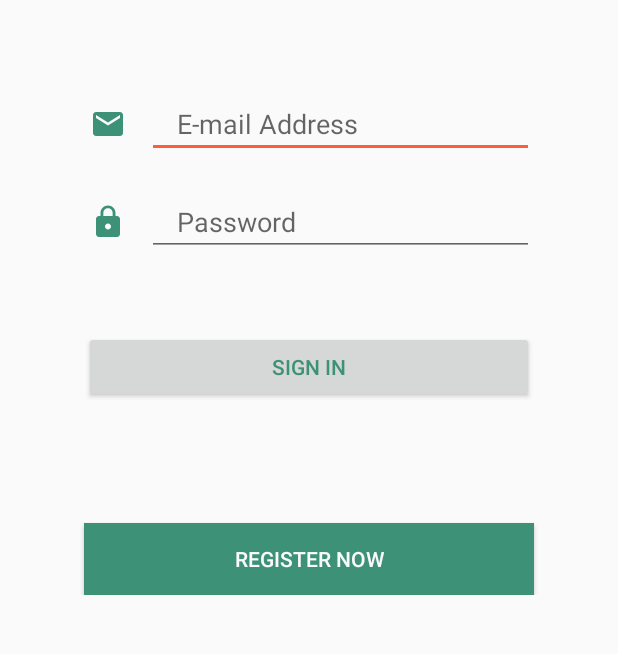
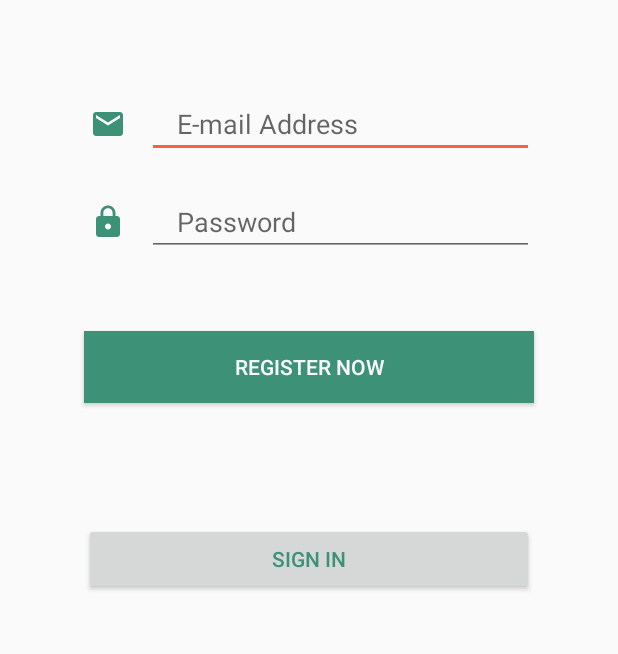
Before and after one commit to Lalita076/Qdentify, an Android app: the screen it shows after launch (LoginActivity before the commit, RegisterActivity after it), after a tap on "REGISTER NOW", on a phone screen of 412 x 824 dp, the part 333-987 px from its top. Run offline under Robolectric (Android 15) with nearby library versions, the phone set to English and light mode, and no system bars; our stand-ins replace Firebase (no records; nobody signed in at launch, a user with empty details on screens opened directly).

Commit message:
update siginActivity registerActivity

```diff
--- a/Q8/app/src/main/AndroidManifest.xml
+++ b/Q8/app/src/main/AndroidManifest.xml
@@ -34,16 +34,14 @@
         <activity android:name=".activity.LastTreatActivity" />
         <activity android:name=".activity.EditCareGiverActivity" />
         <activity android:name=".activity.AddLastTreateActivity" />
-        <activity android:name=".activity.RegisterActivity">
+        <activity android:name=".activity.RegisterActivity"/>
+        <activity android:name=".activity.LoginActivity">
             <intent-filter>
                 <action android:name="android.intent.action.MAIN" />
 
                 <category android:name="android.intent.category.LAUNCHER" />
             </intent-filter>
         </activity>
-        <activity android:name=".activity.LoginActivity">
-
-        </activity>
     </application>
 
 </manifest>
--- a/Q8/app/src/main/java/com/qdentify/mamiew/q8/activity/LoginActivity.java
+++ b/Q8/app/src/main/java/com/qdentify/mamiew/q8/activity/LoginActivity.java
@@ -25,7 +25,7 @@ import com.qdentify.mamiew.q8.dao.UserDataModel;
 
 public class LoginActivity extends AppCompatActivity implements View.OnClickListener {
     Button btnToRegister, btnSignIn;
-    EditText etPassword,etEmail;
+    EditText etPassword, etEmail;
 
     ProgressDialog progressDialog;
 
@@ -39,53 +39,54 @@ public class LoginActivity extends AppCompatActivity implements View.OnClickList
         progressDialog = new ProgressDialog(this);
         firebaseAuth = FirebaseAuth.getInstance();
 
-        if(firebaseAuth.getCurrentUser() !=null){
+        if (firebaseAuth.getCurrentUser() != null) {
             finish();
             startActivity(new Intent(getApplicationContext(), MainActivity.class));
         }
 
         initInstances();
 
+        btnToRegister.setOnClickListener(this);
+        btnSignIn.setOnClickListener(this);
+
     }
 
     private void initInstances() {
 
-        btnToRegister = (Button)findViewById(R.id.btn_register);
-        btnSignIn = (Button)findViewById(R.id.btn_signin);
+        btnToRegister = (Button) findViewById(R.id.btn_register);
+        btnSignIn = (Button) findViewById(R.id.btn_signin);
 
-        etEmail = (EditText)findViewById(R.id.et_mail);
-        etPassword = (EditText)findViewById(R.id.et_password);
-
-        btnToRegister.setOnClickListener(this);
-        btnSignIn.setOnClickListener(this);
+        etEmail = (EditText) findViewById(R.id.et_mail);
+        etPassword = (EditText) findViewById(R.id.et_password);
     }
 
     @Override
     public void onClick(View view) {
-        if(view==btnSignIn){
+        if (view == btnSignIn) {
             signIn();
         }
-        if(view==btnToRegister){
-            startActivity(new Intent(this,RegisterActivity.class));
+        if (view == btnToRegister) {
+            startActivity(new Intent(this, RegisterActivity.class));
 
         }
 
     }
 
     private void signIn() {
-       String email = etEmail.getText().toString().trim();
-       String password = etPassword.getText().toString().trim();
+        String email = etEmail.getText().toString().trim();
+        String password = etPassword.getText().toString().trim();
 
-        if(TextUtils.isEmpty(email)){
+        if (TextUtils.isEmpty(email)) {
             //emial is empty
-            Toast.makeText(this, "Please enter mail", Toast.LENGTH_SHORT).show();;
+            Toast.makeText(this, "Please enter mail", Toast.LENGTH_SHORT).show();
+            ;
             return;
         }
-        if(TextUtils.isEmpty(password)){
-            Toast.makeText(this,"Please enter password",Toast.LENGTH_SHORT).show();
-
+        if (TextUtils.isEmpty(password)) {
+            Toast.makeText(this, "Please enter password", Toast.LENGTH_SHORT).show();
+            return;
         }
-        progressDialog.setMessage("Register User...");
+        progressDialog.setMessage("Login Please Wait");
         progressDialog.show();
 
         firebaseAuth.signInWithEmailAndPassword(email, password)
@@ -93,7 +94,7 @@ public class LoginActivity extends AppCompatActivity implements View.OnClickList
                     @Override
                     public void onComplete(@NonNull Task<AuthResult> task) {
                         progressDialog.dismiss();
-                        if(task.isSuccessful()){
+                        if (task.isSuccessful()) {
                             finish();
                             startActivity(new Intent(getApplicationContext(), MainActivity.class));
                         }
--- a/Q8/app/src/main/java/com/qdentify/mamiew/q8/activity/RegisterActivity.java
+++ b/Q8/app/src/main/java/com/qdentify/mamiew/q8/activity/RegisterActivity.java
@@ -43,8 +43,10 @@ public class RegisterActivity extends AppCompatActivity implements View.OnClickL
             finish();
             startActivity(new Intent(getApplicationContext(), MainActivity.class));
         }
+        initInstances();
+        btnRegister.setOnClickListener(this);
+        btnToSignIn.setOnClickListener(this);
 
-        initInstances();
     }
 
     private void initInstances() {
@@ -56,8 +58,7 @@ public class RegisterActivity extends AppCompatActivity implements View.OnClickL
         etEmail = (EditText)findViewById(R.id.et_mail);
         etPassword = (EditText)findViewById(R.id.et_password);
 
-        btnRegister.setOnClickListener(this);
-        btnToSignIn.setOnClickListener(this);
+
     }
 
     @Override
@@ -87,9 +88,9 @@ public class RegisterActivity extends AppCompatActivity implements View.OnClickL
         }
         if(TextUtils.isEmpty(password)){
             Toast.makeText(this,"Please enter password",Toast.LENGTH_SHORT).show();
-
+            return;
         }
-        progressDialog.setMessage("Register User...");
+        progressDialog.setMessage("Registering please wait..");
         progressDialog.show();
 
         firebaseAuth.createUserWithEmailAndPassword(email, password)
--- a/Q8/app/src/main/java/com/qdentify/mamiew/q8/fragment/TabThreeAccount.java
+++ b/Q8/app/src/main/java/com/qdentify/mamiew/q8/fragment/TabThreeAccount.java
@@ -12,6 +12,7 @@ import android.view.ViewGroup;
 import android.widget.Button;
 import android.widget.EditText;
 import android.widget.TextView;
+import android.widget.Toast;
 
 import com.google.firebase.auth.FirebaseAuth;
 import com.google.firebase.auth.FirebaseUser;
@@ -26,40 +27,39 @@ import com.qdentify.mamiew.q8.activity.LoginActivity;
 import com.qdentify.mamiew.q8.dao.UserDataModel;
 
 public class TabThreeAccount extends Fragment implements View.OnClickListener {
-    private Button btnLogout;
+    //private Button btnLogout;
     private TextView userName, email, address;
 
     private FirebaseDatabase firebaseDatabase;
     private DatabaseReference databaseReference_user;
 
     private FirebaseAuth firebaseAuth;
-
+    private FirebaseUser user;
 
     @Nullable
     @Override
     public View onCreateView(LayoutInflater inflater, @Nullable ViewGroup container, @Nullable Bundle savedInstanceState) {
-        View rootView = inflater.inflate(R.layout.tab_three_account,container,false);
+        View rootView = inflater.inflate(R.layout.tab_three_account, container, false);
 
-        firebaseDatabase = FirebaseDatabase.getInstance();
-        databaseReference_user = firebaseDatabase.getReference().child("user/user-data/user1");
+        //firebaseDatabase = FirebaseDatabase.getInstance();
+        //databaseReference_user = firebaseDatabase.getReference().child("user/user-data/user1");
 
         firebaseAuth = FirebaseAuth.getInstance();
 
-        if(firebaseAuth.getCurrentUser()==null){
-            startActivity(new Intent(getContext(), LoginActivity.class));
+        user = firebaseAuth.getCurrentUser();
 
-        }
-
-        FirebaseUser user = firebaseAuth.getCurrentUser();
+        //Toast.makeText(this,"Welcome "+ user.getEmail(),Toast.LENGTH_SHORT);
 
         initInstances(rootView);
 
+        email.setText(user.getEmail());
+
         //bindingData();
-        bind();
+        //bind();
         return rootView;
     }
 
-    private void bind() {
+    /*private void bind() {
         databaseReference_user.addValueEventListener(new ValueEventListener() {
             @Override
             public void onDataChange(DataSnapshot dataSnapshot) {
@@ -100,18 +100,18 @@ public class TabThreeAccount extends Fragment implements View.OnClickListener {
     */
     private void initInstances(View rootView) {
 
-        email = (TextView)rootView.findViewById(R.id.tv_email);
-        address = (TextView)rootView.findViewById(R.id.tv_address);
+        email = (TextView) rootView.findViewById(R.id.tv_email);
+        address = (TextView) rootView.findViewById(R.id.tv_address);
 
-        btnLogout = (Button)rootView.findViewById(R.id.btn_logout);
-        btnLogout.setOnClickListener(this);
+        //btnLogout = (Button)rootView.findViewById(R.id.btn_logout);
+        //btnLogout.setOnClickListener(this);
+
+
     }
 
     @Override
     public void onClick(View v) {
-        if(v==btnLogout){
-
-        }
+        //if(v==btnLogout){       }
 
     }
 }
--- a/Q8/app/src/main/res/layout/activity_login.xml
+++ b/Q8/app/src/main/res/layout/activity_login.xml
@@ -76,21 +76,21 @@
 
 
         <Button
+            android:id="@+id/btn_signin"
+            android:layout_width="300dp"
+            android:layout_height="wrap_content"
+            android:text="Login"
+            android:textColor="@color/colorWhite"
+            android:background="@color/colorPrimary"
+            android:layout_marginTop="50dp"/>
+
+        <Button
             android:id="@+id/btn_register"
             android:layout_width="300dp"
             android:layout_height="wrap_content"
-            android:text="Sign in"
-            android:textColor="@color/colorPrimary"
-            android:layout_marginTop="50dp"/>
-
-        <Button
-            android:id="@+id/btn_signin"
-            android:layout_width="300dp"
-            android:layout_height="wrap_content"
-            android:background="@color/colorPrimary"
             android:text="Register now"
             android:layout_marginTop="80dp"
-            android:textColor="@color/colorWhite"/>
+            android:textColor="@color/colorPrimary"/>
     </LinearLayout>
 
 </LinearLayout>
--- a/Q8/app/src/main/res/layout/activity_register.xml
+++ b/Q8/app/src/main/res/layout/activity_register.xml
@@ -81,17 +81,16 @@
             android:layout_width="300dp"
             android:layout_height="wrap_content"
             android:text="Register now"
-
-            android:textColor="@color/colorPrimary"
+            android:background="@color/colorPrimary"
+            android:textColor="@color/colorWhite"
             android:layout_marginTop="50dp"/>
 
         <Button
             android:id="@+id/btn_signin"
             android:layout_width="300dp"
             android:layout_height="wrap_content"
-            android:background="@color/colorPrimary"
             android:text="Sign in"
             android:layout_marginTop="80dp"
-            android:textColor="@color/colorWhite"/>
+            android:textColor="@color/colorPrimary"/>
     </LinearLayout>
 </LinearLayout>
--- a/Q8/app/src/main/res/menu/menu_main.xml
+++ b/Q8/app/src/main/res/menu/menu_main.xml
@@ -12,5 +12,10 @@
         android:title=""
         android:icon="@drawable/ic_menu_scanner"
         app:showAsAction="always" />
+    <item
+        android:id="@+id/logout"
+        android:title=""
+        android:icon="@drawable/ic_exit_to_app"
+        app:showAsAction="always"/>
 
 </menu>
--- a/Q8/build.gradle
+++ b/Q8/build.gradle
@@ -14,7 +14,7 @@ buildscript {
 
         // NOTE: Do not place your application dependencies here; they belong
         // in the individual module build.gradle files
-        classpath 'com.android.tools.build:gradle:3.0.1'
+        classpath 'com.android.tools.build:gradle:3.1.2'
     }
 }
 
```
Also changed, not shown: Q8/app/src/main/java/com/qdentify/mamiew/q8/activity/MainActivity.java (+37 -11 lines), Q8/app/src/main/res/drawable/ic_exit_to_app.xml (added, +9 -0 lines), Q8/app/src/main/res/layout/tab_three_account.xml (+1 -10 lines).
